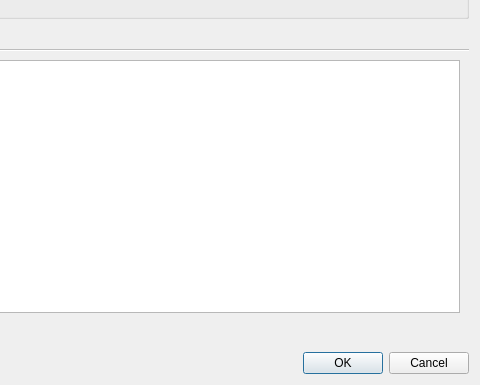
rust3128/HotlineDesktopOld, file infoobjectdialog.ui: the form before one commit; both pictures show x 122 to 602 and y 163 to 548 of the 602 by 548 pixel window.
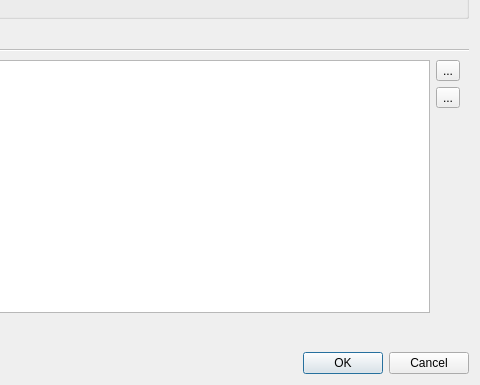
The form after the commit. The open tabs and pages were chosen to show the change. Icons and pictures are not drawn.

The edit to the form file:
```diff
--- a/infoobjectdialog.ui
+++ b/infoobjectdialog.ui
@@ -148,7 +148,29 @@
        <string>РРО</string>
       </attribute>
       <layout class="QGridLayout" name="gridLayout_2">
-       <item row="0" column="0">
+       <item row="0" column="2">
+        <widget class="QToolButton" name="toolButton">
+         <property name="text">
+          <string>...</string>
+         </property>
+         <property name="icon">
+          <iconset resource="resource.qrc">
+           <normaloff>:/resource/Icon/add.png</normaloff>:/resource/Icon/add.png</iconset>
+         </property>
+        </widget>
+       </item>
+       <item row="1" column="2">
+        <widget class="QToolButton" name="toolButtonRroEdit">
+         <property name="text">
+          <string>...</string>
+         </property>
+         <property name="icon">
+          <iconset resource="resource.qrc">
+           <normaloff>:/resource/Icon/edit.png</normaloff>:/resource/Icon/edit.png</iconset>
+         </property>
+        </widget>
+       </item>
+       <item row="0" column="0" rowspan="3">
         <widget class="QTableView" name="tableViewRro">
          <property name="font">
           <font>
```
Left out of the diff: 6 changed lines with no effect on the pictures.
